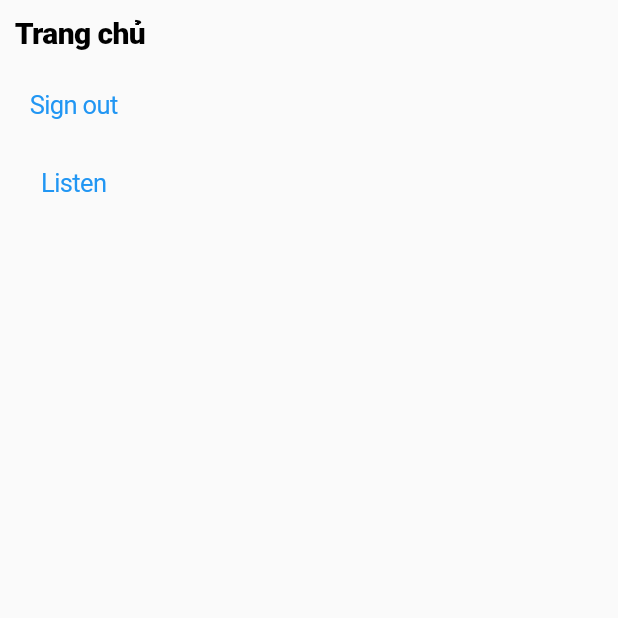
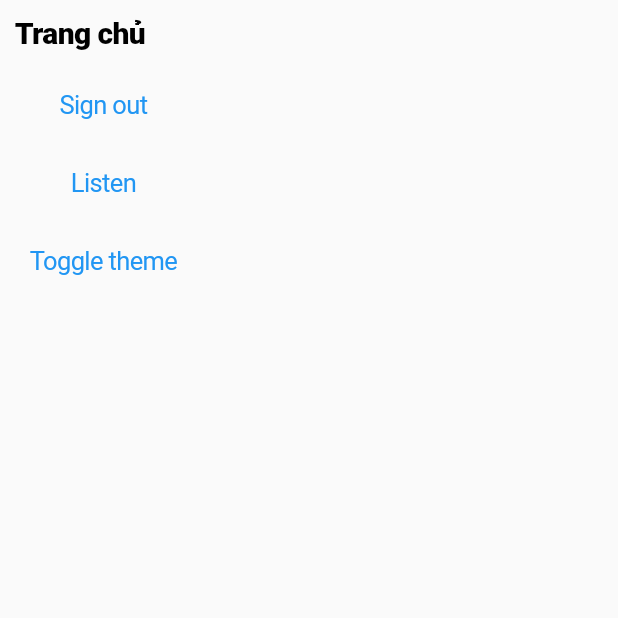
Before and after one commit to bvu-dormitory/bvu-dormitory, a Flutter app: the HomeScreen screen opened by its route, on a phone screen of 412 x 824 dp, the top half of it. Run offline on Flutter 3.47's test engine with Material 2 defaults, Android fonts, the phone set to English and light mode, and no system bars; our stand-ins replace animated_text_kit, cloud_firestore, firebase_auth, firebase_core, logger and 2 more; missing offline and left inert: dart:ffi; accounts and stored records are empty; generated files the repository leaves out were written again.

Commit message:
add App's theme config

```diff
--- a/l10n.yaml
+++ b/l10n.yaml
@@ -1,3 +1,3 @@
-arb-dir: lib/locales
+arb-dir: lib/app/locales
 template-arb-file: app_vi.arb
 output-localization-file: app_localizations.dart
--- /dev/null
+++ b/lib/app/app.logger.dart
@@ -0,0 +1,3 @@
+import 'package:logger/logger.dart';
+
+final logger = Logger(printer: PrettyPrinter());
--- a/lib/providers/app.provider.dart
+++ b/lib/app/app.provider.dart
@@ -2,17 +2,11 @@ import 'package:flutter/material.dart';
 
 class BaseProvider extends ChangeNotifier {}
 
-enum AppThemeMode {
-  light,
-  dark,
-  system,
-}
-
 class AppProvider extends BaseProvider {
-  late AppThemeMode _appThemeMode;
+  late ThemeMode _appThemeMode = ThemeMode.system;
   get appThemeMode => _appThemeMode;
 
-  void changeTheme(AppThemeMode mode) {
+  void changeTheme(ThemeMode mode) {
     _appThemeMode = mode;
     notifyListeners();
   }
--- a/lib/constants/app.colors.dart
+++ b/lib/app/constants/app.colors.dart
@@ -5,8 +5,11 @@ class AppColor {
   static get primarySwatchDark => AppColor.backgroundColorDark;
 
   static get backgroundColor => Colors.white;
-  static get backgroundColorDark => Colors.grey[900];
+  static get backgroundColorDark => Colors.grey;
 
-  static get textColor => Colors.grey[850];
+  static get secondaryBackgroundColor => Colors.white.withOpacity(0.5);
+  static get secondaryBackgroundColorDark => Colors.grey.withOpacity(0.5);
+
+  static get textColor => Colors.grey;
   static get textColorDark => Colors.white;
 }
--- a/lib/constants/app.themes.dart
+++ b/lib/app/constants/app.themes.dart
@@ -1,5 +1,4 @@
 import 'package:flutter/material.dart';
-import 'package:google_fonts/google_fonts.dart';
 
 import 'app.colors.dart';
 
@@ -7,10 +6,12 @@ class AppThemes {
   static get light => ThemeData(
         primarySwatch: AppColor.primarySwatch,
         backgroundColor: AppColor.backgroundColor,
+        brightness: Brightness.light,
       );
 
   static get dark => ThemeData(
         primarySwatch: AppColor.primarySwatchDark,
         backgroundColor: AppColor.backgroundColorDark,
+        brightness: Brightness.dark,
       );
 }
--- a/lib/screens/home/home.screen.dart
+++ b/lib/screens/home/home.screen.dart
@@ -1,8 +1,10 @@
-import 'package:bvu_dormitory/screens/home/tabs/rooms.screen.dart';
+import 'package:bvu_dormitory/app/app.provider.dart';
+import 'package:bvu_dormitory/app/constants/app.colors.dart';
 import 'package:cloud_firestore/cloud_firestore.dart';
 import 'package:firebase_auth/firebase_auth.dart';
 import 'package:flutter/cupertino.dart';
 import 'package:flutter/material.dart';
+import 'package:provider/provider.dart';
 
 class HomeScreen extends StatefulWidget {
   HomeScreen({Key? key}) : super(key: key);
@@ -12,6 +14,14 @@ class HomeScreen extends StatefulWidget {
 }
 
 class _HomeScreenState extends State<HomeScreen> {
+  late AppProvider appProvider;
+
+  @override
+  void didChangeDependencies() {
+    super.didChangeDependencies();
+    appProvider = Provider.of<AppProvider>(context);
+  }
+
   @override
   Widget build(BuildContext context) {
     return CupertinoPageScaffold(
@@ -27,7 +37,8 @@ class _HomeScreenState extends State<HomeScreen> {
       //         ));
       //       }),
       // ),
-      navigationBar: const CupertinoNavigationBar(
+      navigationBar: CupertinoNavigationBar(
+        backgroundColor: Colors.black,
         padding: EdgeInsetsDirectional.all(10),
         leading: Text(
           'Trang chủ',
@@ -58,6 +69,13 @@ class _HomeScreenState extends State<HomeScreen> {
               });
             },
           ),
+          CupertinoButton(
+            child: Text('Toggle theme'),
+            onPressed: () {
+              // Provider.of(context).
+              appProvider.changeTheme(ThemeMode.dark);
+            },
+          ),
         ],
       )),
     );
--- a/lib/screens/login/login.screen.dart
+++ b/lib/screens/login/login.screen.dart
@@ -45,7 +45,8 @@ class _LoginScreenState extends State<LoginScreen> {
 
   _body() {
     return Consumer<LoginController>(
-      builder: (context, value, child) => GestureDetector(
+      builder: (context, controller, child) => GestureDetector(
+        // hide soft keyboard on tap background
         onTap: () => FocusScope.of(context).requestFocus(FocusNode()),
         child: Stack(
           children: [
--- a/pubspec.yaml
+++ b/pubspec.yaml
@@ -41,6 +41,9 @@ dependencies:
   flutter_bloc: ^7.3.0
   provider: ^6.0.1
   rxdart: ^0.27.2
+  logger: ^1.1.0
+
+  shared_preferences: ^2.0.8
 
   firebase_core: "1.7.0"
   firebase_auth: ^3.1.3
```
Also changed, not shown: lib/app/app.dart (added, +58 -0 lines), lib/app/app.repository.dart (added, +35 -0 lines), lib/main.dart (+23 -57 lines), lib/screens/login/login.controller.dart (+23 -19 lines), lib/app/constants/app.dimens.dart (added), lib/app/constants/app.fonts.dart (added), lib/app/constants/app.routes.dart (renamed from lib/constants/app.routes.dart), lib/app/locales/app_en.arb (renamed from lib/locales/app_en.arb), lib/app/locales/app_vi.arb (renamed from lib/locales/app_vi.arb), lib/helpers/validators/string.validator.dart (added), lib/providers/service.provider.dart (deleted), pubspec.lock, 3 other files.
